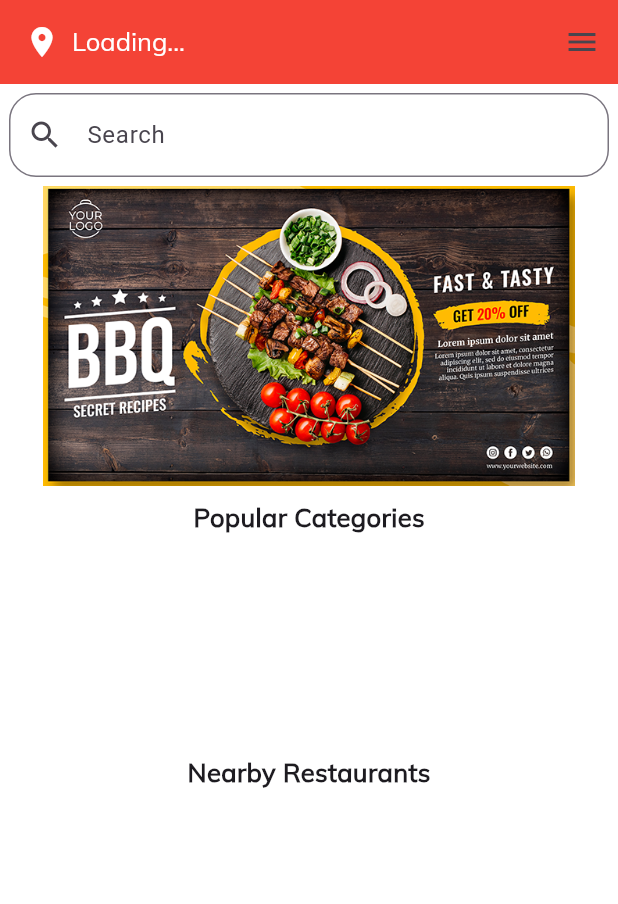
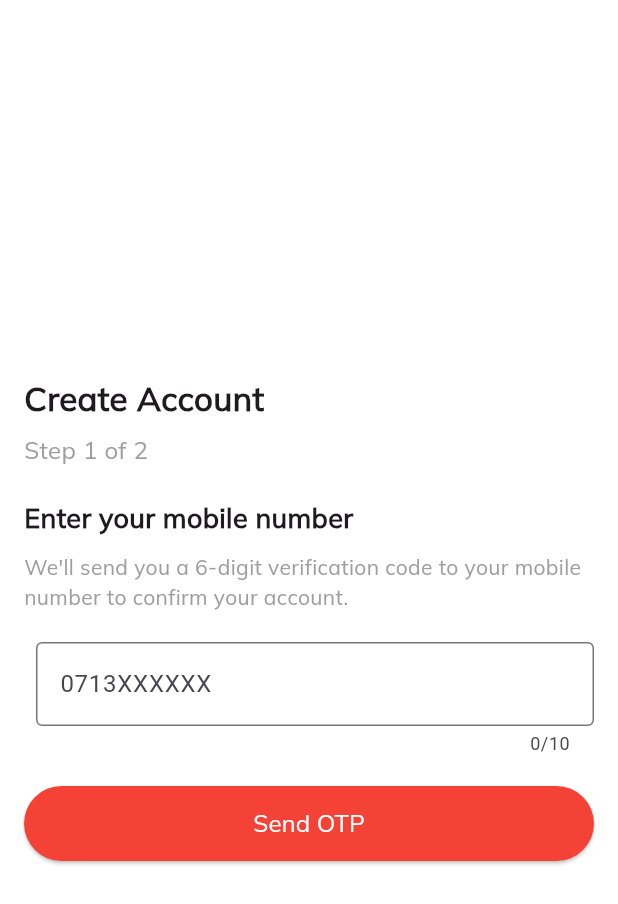
Before and after one commit to devmpemba/food_delivery, a Flutter app: the screen it shows after launch, on a phone screen of 412 x 824 dp. Shown: the top 904 px of the screen. Run offline on Flutter 3.47's test engine with Material 3 defaults, Android fonts, the phone set to English and light mode, and no system bars; our stand-ins replace geocoding, geolocator, get.

Commit message:
OTP verification integrated successfully for customers

```diff
--- /dev/null
+++ b/lib/auth/phone_screen.dart
@@ -0,0 +1,127 @@
+import 'package:flutter/material.dart';
+import 'package:get/get.dart';
+import 'package:http/http.dart' as http;
+import 'dart:convert';
+
+import 'verify_otp.dart'; // Import the VerifyOtp screen
+
+class PhoneScreen extends StatefulWidget {
+  const PhoneScreen({super.key});
+
+  @override
+  State<PhoneScreen> createState() => _PhoneScreenState();
+}
+
+class _PhoneScreenState extends State<PhoneScreen> {
+  final TextEditingController _phoneController = TextEditingController();
+
+  // Function to send OTP via API
+  Future<http.Response> sendOtp(String phoneNumber) async {
+    final url = Uri.parse('https://msosi.dawadirect.co.tz/api/register'); // Replace with your API endpoint
+    final headers = {'Content-Type': 'application/json'};
+    final body = json.encode({'mobile': phoneNumber});
+
+    final response = await http.post(url, headers: headers, body: body);
+    return response;
+  }
+
+  @override
+  Widget build(BuildContext context) {
+    return Scaffold(
+      backgroundColor: Colors.white,
+      body: Padding(
+        padding: const EdgeInsets.all(16.0),
+        child: Column(
+          mainAxisAlignment: MainAxisAlignment.center,
+          crossAxisAlignment: CrossAxisAlignment.start,
+          children: [
+            const Text(
+              'Create Account',
+              style: TextStyle(
+                  fontSize: 22,
+                  fontWeight: FontWeight.bold,
+                  fontFamily: "Mulish"),
+            ),
+            const SizedBox(height: 8),
+            const Text(
+              'Step 1 of 2',
+              style: TextStyle(
+                  fontSize: 16, color: Colors.grey, fontFamily: "Mulish"),
+            ),
+            const SizedBox(height: 20),
+            const Text(
+              'Enter your mobile number',
+              style: TextStyle(
+                  fontSize: 18,
+                  fontWeight: FontWeight.w600,
+                  fontFamily: "Mulish"),
+            ),
+            const SizedBox(height: 10),
+            const Text(
+              "We'll send you a 6-digit verification code to your mobile number to confirm your account.",
+              style: TextStyle(
+                  fontSize: 14, color: Colors.grey, fontFamily: "Mulish"),
+            ),
+            const SizedBox(height: 20),
+            // Phone number input box
+            Row(
+              children: [
+                const SizedBox(width: 8),
+                Expanded(
+                  child: TextField(
+                    controller: _phoneController,
+                    decoration: const InputDecoration(
+                      hintText: '0713XXXXXX',
+                      border: OutlineInputBorder(),
+                    ),
+                    keyboardType: TextInputType.phone,
+                    maxLength: 10, // Assuming a 10-digit phone number
+                  ),
+                ),
+              ],
+            ),
+            const SizedBox(height: 20),
+            // Send OTP button
+            ElevatedButton(
+              onPressed: () async {
+                String phoneNumber = _phoneController.text;
+                if (phoneNumber.isNotEmpty) {
+                  // Call the API to send OTP
+                  final response = await sendOtp(phoneNumber);
+
+                  if (response.statusCode == 200) {
+                    // Parse the response
+                    final responseData = json.decode(response.body);
+                    final otp = responseData['otp'];
+
+                    // Navigate to the OTP verification screen
+                    Get.to(() => VerifyOtp(phoneNumber: phoneNumber, otp: otp.toString()));
+
+                    ScaffoldMessenger.of(context).showSnackBar(
+                      SnackBar(content: Text('OTP sent successfully to $phoneNumber')),
+                    );
+                  } else {
+                    ScaffoldMessenger.of(context).showSnackBar(
+                      const SnackBar(content: Text('Failed to send OTP. Please try again.')),
+                    );
+                  }
+                } else {
+                  ScaffoldMessenger.of(context).showSnackBar(
+                    const SnackBar(content: Text('Please enter a valid phone number')),
+                  );
+                }
+              },
+              style: ElevatedButton.styleFrom(
+                backgroundColor: Colors.red, // Set button color
+                minimumSize: const Size(double.infinity, 50), // Full width
+              ),
+              child: const Text('Send OTP',
+                  style: TextStyle(
+                      fontSize: 16, fontFamily: "Mulish", color: Colors.white)),
+            ),
+          ],
+        ),
+      ),
+    );
+  }
+}
--- a/lib/main.dart
+++ b/lib/main.dart
@@ -1,4 +1,6 @@
 import 'package:flutter/material.dart';
+import 'package:food_delivery/auth/phone_screen.dart';
+import 'package:food_delivery/auth/verify_otp.dart';
 import 'package:food_delivery/home_screen.dart';
 import 'package:get/get.dart';
 
@@ -18,7 +20,7 @@ class MyApp extends StatelessWidget {
         colorScheme: ColorScheme.fromSeed(seedColor: Colors.deepPurple),
         useMaterial3: true,
       ),
-      home:  HomeScreen(),
+      home:  PhoneScreen(),
       debugShowCheckedModeBanner: false,
     );
   }
```
Also changed, not shown: lib/auth/verify_otp.dart (added, +250 -0 lines).
